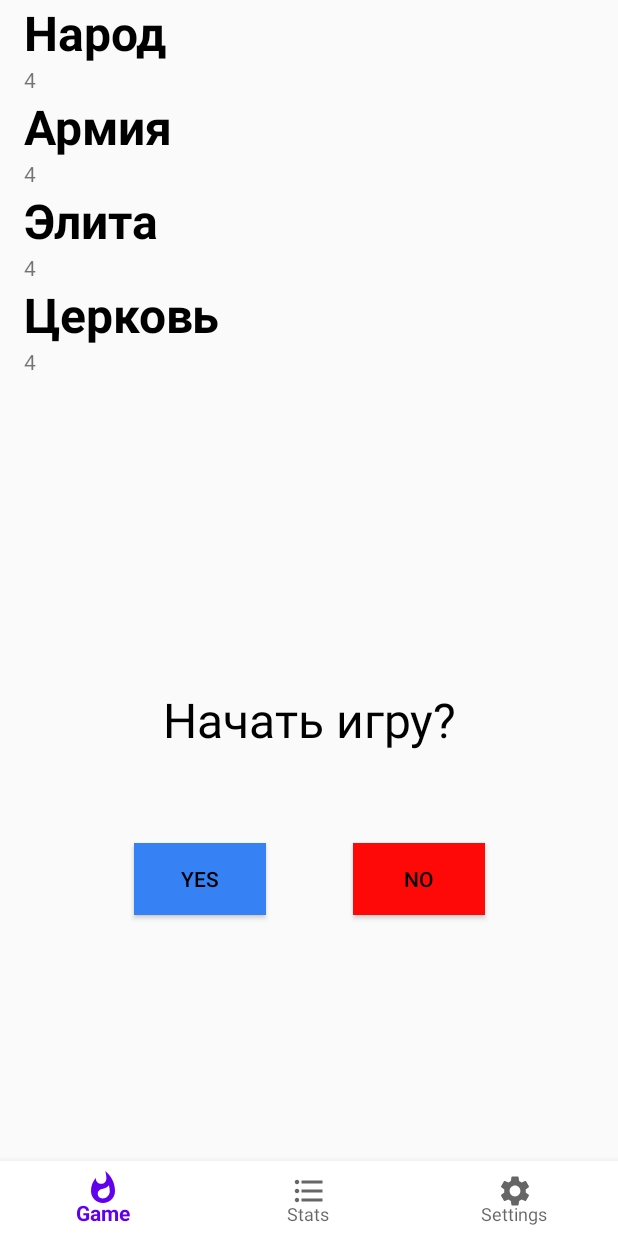
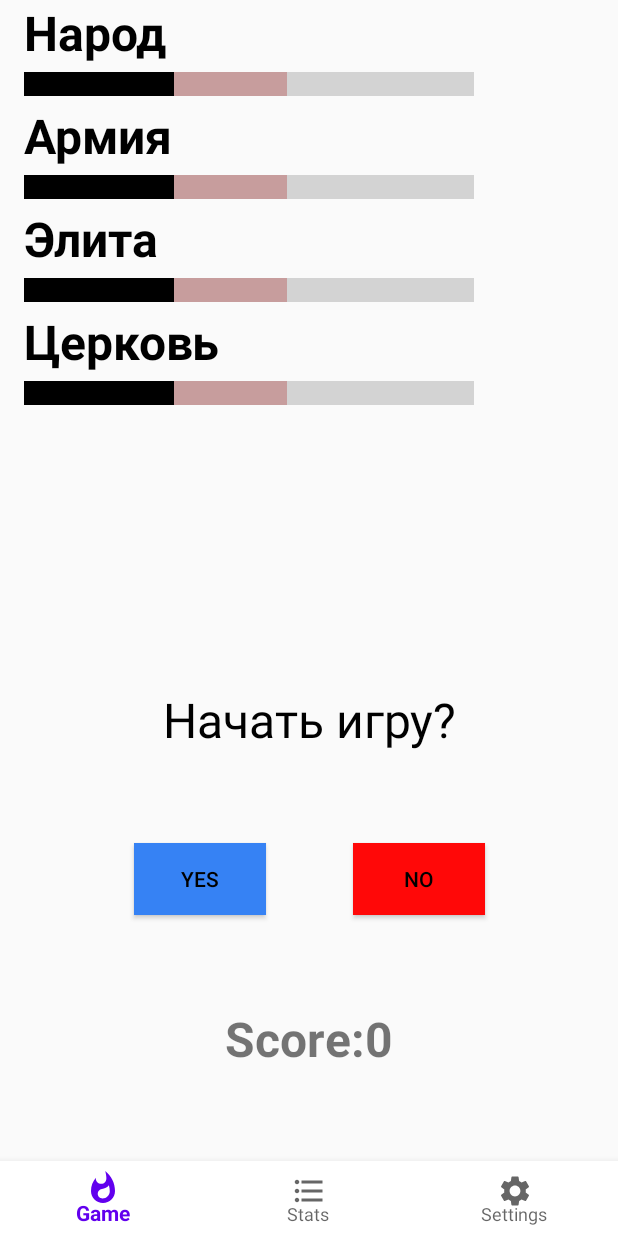
Before and after one commit to Ella-jlf/Dictator, an Android app: the screen it shows after launch (GameActivity), on a phone screen of 412 x 824 dp. Run offline under Robolectric (Android 15) with nearby library versions, the phone set to English and light mode, and no system bars; our stand-ins replace navigation-ui.

Commit message:
UI update
Added progressbars for better controlling attitude towards you, added score and pop-up window after loss

```diff
--- a/app/src/main/java/android/bloodynation/ui/additional/FractionAdapter.kt
+++ b/app/src/main/java/android/bloodynation/ui/additional/FractionAdapter.kt
@@ -27,7 +27,7 @@ class FractionAdapter( fractionAttitude: ArrayList<Fraction>) :
     override fun onBindViewHolder(holder: FractionViewHolder, position: Int) {
         mFractionAttitude[position].also {
             holder.fractionName.text = it.name
-            holder.fractionAttitude.text = it.currentAttitude.toString()
+            holder.fractionAttitude.progress = it.currentAttitude
         }
     }
 
--- a/app/src/main/java/android/bloodynation/ui/additional/FractionViewHolder.kt
+++ b/app/src/main/java/android/bloodynation/ui/additional/FractionViewHolder.kt
@@ -2,12 +2,13 @@ package android.bloodynation.ui.additional
 
 import android.bloodynation.R
 import android.view.View
+import android.widget.ProgressBar
 import android.widget.TextView
 import androidx.recyclerview.widget.RecyclerView
 
 
 class FractionViewHolder(itemView: View) : RecyclerView.ViewHolder(itemView) {
     val fractionName: TextView = itemView.findViewById(R.id.row_fraction_name)
-    val fractionAttitude: TextView = itemView.findViewById(R.id.row_fraction_attitude)
+    val fractionAttitude: ProgressBar = itemView.findViewById(R.id.row_fraction_attitude)
 
 }
--- a/app/src/main/java/android/bloodynation/ui/entities/GameLogic.kt
+++ b/app/src/main/java/android/bloodynation/ui/entities/GameLogic.kt
@@ -10,6 +10,10 @@ class GameLogic : ViewModel(){
     private val fractionsLiveData  = MutableLiveData<ArrayList<Fraction>>()
     private val min = 0
     private val max = 12
+    private var score = 0
+    private val scoreLiveData = MutableLiveData<Int>().apply {
+        value = score
+    }
     private val startMin = 4
     private val startMax = 7
     private val questions = ArrayList<Question>()
@@ -22,8 +26,20 @@ class GameLogic : ViewModel(){
     fun getLiveDataFractions():LiveData<ArrayList<Fraction>>{
         return fractionsLiveData
     }
+    private fun addScore(count: Int){
+        score += count
+        scoreLiveData.value = score
+    }
+    fun getScoreLiveData():LiveData<Int>{
+        return scoreLiveData
+    }
+    private fun nullifyScore(){
+        score = 0
+        scoreLiveData.value = score
+    }
 
     fun initGame() {
+        nullifyScore()
         fillFractions()
         fillQuestions()
         curQuestion = Question("Начать игру?")
@@ -91,6 +107,7 @@ class GameLogic : ViewModel(){
         executeAnswer(curQuestion,answer)
         fractionsLiveData.value = fractions
         curQuestion = getQuestion()
+        addScore(1)
         return isAlive()
     }
 
@@ -112,6 +129,8 @@ class GameLogic : ViewModel(){
                 for (j in question.inflns) {
                     if (i.name == j.fraction_name) {
                         i.currentAttitude += j.yes
+                        if (i.currentAttitude > max)
+                            i.currentAttitude = max
                     }
                 }
             }
@@ -120,6 +139,8 @@ class GameLogic : ViewModel(){
                 for (j in question.inflns) {
                     if (i.name == j.fraction_name) {
                         i.currentAttitude += j.no
+                        if (i.currentAttitude > max)
+                            i.currentAttitude = max
                     }
                 }
             }
--- a/app/src/main/java/android/bloodynation/ui/entities/Question.kt
+++ b/app/src/main/java/android/bloodynation/ui/entities/Question.kt
@@ -1,7 +1,6 @@
 package android.bloodynation.ui.entities
 
-class Question (val question: String ) {
-    val inflns = ArrayList<Influence>()
+class Question (val question: String,val inflns: ArrayList<Influence> = ArrayList() ) {
 
     fun addInfluence(influence: Influence){
         inflns.add(influence)
--- a/app/src/main/java/android/bloodynation/ui/fragments/QuestionFragment.kt
+++ b/app/src/main/java/android/bloodynation/ui/fragments/QuestionFragment.kt
@@ -1,5 +1,7 @@
 package android.bloodynation.ui.fragments
 
+import android.annotation.SuppressLint
+import android.bloodynation.R
 import android.os.Bundle
 import androidx.fragment.app.Fragment
 import android.view.LayoutInflater
@@ -21,6 +23,7 @@ class QuestionFragment : Fragment(), View.OnClickListener {
     private var alive = false
 
 
+    @SuppressLint("SetTextI18n")
     override fun onCreateView(
         inflater: LayoutInflater, container: ViewGroup?,
         savedInstanceState: Bundle?
@@ -35,6 +38,10 @@ class QuestionFragment : Fragment(), View.OnClickListener {
 
         mBinding.buttonYes.setOnClickListener(this)
         mBinding.buttonNo.setOnClickListener(this)
+
+        gameLogic.getScoreLiveData().observe(viewLifecycleOwner,{
+            mBinding.questionsScore.text = getString(R.string.score) + ":" + it.toString()
+        })
 
         if (!alive)
         gameLogic.initGame()
@@ -63,6 +70,8 @@ class QuestionFragment : Fragment(), View.OnClickListener {
         mBinding.listViewFractionAttitude.adapter!!.notifyDataSetChanged()
         if (!alive){
             Toast.makeText(requireContext(),"You Died",Toast.LENGTH_LONG).show()
+            val dialog = EndGameDialogFragment()
+            dialog.show(parentFragmentManager,null)
             gameLogic.initGame()
             mBinding.questionViewMain.text = gameLogic.curQuestion.question
         }
--- a/app/src/main/res/layout/fragment_question.xml
+++ b/app/src/main/res/layout/fragment_question.xml
@@ -60,5 +60,17 @@
         app:layout_constraintTop_toTopOf="parent"
         app:layout_constraintStart_toStartOf="parent"/>
 
+    <TextView
+        android:id="@+id/questions_score"
+        android:layout_width="wrap_content"
+        android:layout_height="wrap_content"
+        app:layout_constraintStart_toStartOf="parent"
+        app:layout_constraintEnd_toEndOf="parent"
+        app:layout_constraintBottom_toBottomOf="parent"
+        android:text="@string/score"
+        android:textSize="@dimen/text_size_32"
+        android:textStyle="bold"
+        app:layout_constraintTop_toBottomOf="@id/button_yes"/>
+
 
 </androidx.constraintlayout.widget.ConstraintLayout>
--- a/app/src/main/res/layout/row_fraction.xml
+++ b/app/src/main/res/layout/row_fraction.xml
@@ -18,11 +18,20 @@
         app:layout_constraintStart_toStartOf="parent"
         app:layout_constraintTop_toTopOf="parent" />
 
-    <TextView
+    <ProgressBar
+        style="@style/Widget.AppCompat.ProgressBar.Horizontal"
         android:id="@+id/row_fraction_attitude"
-        android:layout_width="wrap_content"
-        android:layout_height="wrap_content"
+        android:layout_width="300dp"
+        android:layout_height="25dp"
         android:text="@string/attitude_value"
+        android:scaleY="4"
+        android:progressTint="@color/black"
+        android:secondaryProgress="7"
+        android:secondaryProgressTint="@color/dim_red"
+        android:max="12"
+        android:progress="5"
+
         app:layout_constraintStart_toStartOf="@+id/row_fraction_name"
         app:layout_constraintTop_toBottomOf="@+id/row_fraction_name" />
+
 </androidx.constraintlayout.widget.ConstraintLayout>
--- a/app/src/main/res/values/colors.xml
+++ b/app/src/main/res/values/colors.xml
@@ -12,4 +12,7 @@
     <color name="blue_light">#3682F4</color>
     <color name="text_color">#000000</color>
     <color name="text_button_color">#000000</color>
+    <color name="radio_button_pressed">#59048D</color>
+    <color name="radio_button_checked">#413A6D</color>
+    <color name="dim_red">#A20000</color>
 </resources>
--- a/app/src/main/res/values/strings.xml
+++ b/app/src/main/res/values/strings.xml
@@ -10,4 +10,8 @@
     <string name="answer_no">No</string>
     <string name="title_fraction">Fraction</string>
     <string name="attitude_value">Attitude value</string>
+    <string name="language">Language</string>
+    <string name="theme">Theme</string>
+    <string name="lose_phrase">Oops, seems that you died</string>
+    <string name="score">Score</string>
 </resources>
```
Also changed, not shown: app/src/main/java/android/bloodynation/ui/fragments/EndGameDialogFragment.kt (added, +35 -0 lines), app/src/main/res/drawable/radio_buttons_outlook.xml (added, +26 -0 lines), app/src/main/res/layout/dialog_fragment_end_game.xml (added, +24 -0 lines), app/src/main/res/layout/fragment_settings.xml (+52 -2 lines), app/src/main/res/drawable/service_girl.png (added).
